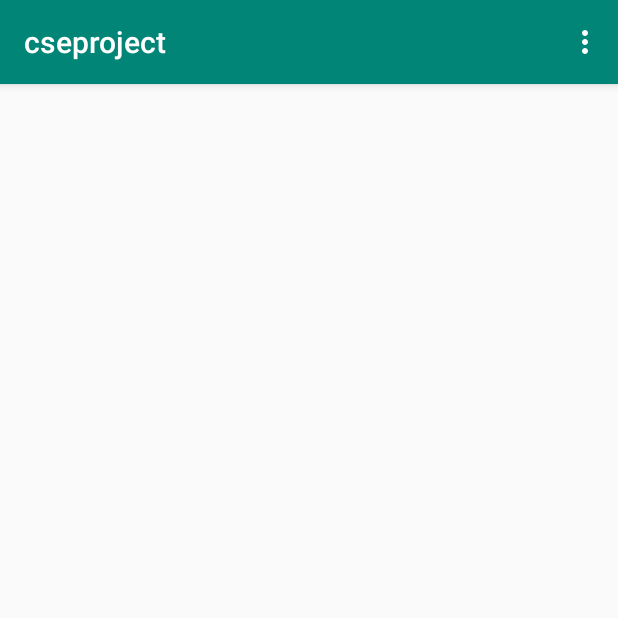
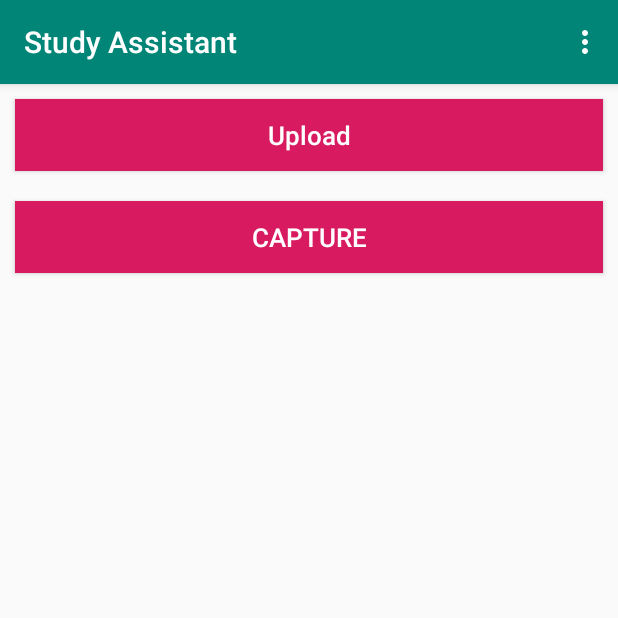
Before and after one commit to Ashraful-Kalam-Abid/cse299, an Android app: the Afterlogin screen opened directly, with no data from a screen before it, on a phone screen of 412 x 824 dp, the top half of it. Run offline under Robolectric (Android 15) with nearby library versions, the phone set to English and light mode, and no system bars; our stand-ins replace Firebase (no records; nobody signed in at launch, a user with empty details on screens opened directly).

Commit message:
OCR by camera

```diff
--- a/app/build.gradle
+++ b/app/build.gradle
@@ -1,4 +1,5 @@
 apply plugin: 'com.android.application'
+apply plugin: 'com.google.gms.google-services'
 
 android {
     compileSdkVersion 29
@@ -30,6 +31,8 @@ dependencies {
     implementation 'com.android.support.test:runner:1.0.2'
     implementation 'com.google.firebase:firebase-auth:19.3.0'
     implementation 'com.google.firebase:firebase-storage:19.1.1'
+    implementation 'com.google.android.gms:play-services-auth:17.0.0'
+
 
     implementation 'com.google.firebase:firebase-database:19.2.1'
     implementation 'com.google.firebase:firebase-messaging:20.1.3'
--- a/app/src/main/AndroidManifest.xml
+++ b/app/src/main/AndroidManifest.xml
@@ -9,6 +9,7 @@
         android:required="true" />
 
     <uses-permission android:name="android.permission.WRITE_EXTERNAL_STORAGE" />
+
 
     <application
         android:allowBackup="true"
--- a/app/src/main/java/com/example/cseproject/Afterlogin.java
+++ b/app/src/main/java/com/example/cseproject/Afterlogin.java
@@ -39,8 +39,32 @@ public class Afterlogin extends AppCompatActivity {
         super.onCreate(savedInstanceState);
         mAuth=FirebaseAuth.getInstance();
         setContentView(R.layout.activity_afterlogin);
+        Button  uploadBtn=findViewById(R.id.upload);
+        CaptureImageButton=findViewById(R.id.capture);
 
 
+        mtextView=findViewById(R.id.text);
+        //capture Option
+        CaptureImageButton.setOnClickListener(new View.OnClickListener() {
+            @Override
+            public void onClick(View v) {
+                dispatchTakePictureIntent();
+
+            }
+        });
+
+        //upload optionm
+
+        uploadBtn.setOnClickListener(new View.OnClickListener() {
+            @Override
+            public void onClick(View v) {
+                Intent intent =new Intent();
+                intent.setAction(Intent.ACTION_PICK);
+                intent.setType("image/*");
+                startActivityForResult(intent,100);
+
+            }
+        });
 
     }
     //sign Out
@@ -50,14 +74,89 @@ public class Afterlogin extends AppCompatActivity {
         getMenuInflater().inflate(R.menu.manu_layout,menu);
         return super.onCreateOptionsMenu(menu);
     }
+
+
     @Override
     public boolean onOptionsItemSelected(@NonNull MenuItem item) {
-        if (item.getItemId() == R.id.signOutMenuId) {
+        if(item.getItemId()==R.id.signOutMenuId){
             FirebaseAuth.getInstance().signOut();
             finish();
-            Intent intent = new Intent(getApplicationContext(), MainActivity.class);
+            Intent intent =new Intent(getApplicationContext(),MainActivity.class);
             startActivity(intent);
         }
+
         return super.onOptionsItemSelected(item);
+    }
+    //Camera Related Code
 
-    }}
+    private void dispatchTakePictureIntent() {
+        Intent intent = new Intent(MediaStore.ACTION_IMAGE_CAPTURE);
+
+        if (intent.resolveActivity(getPackageManager()) != null) {
+            startActivityForResult(intent,101);
+
+        }
+    }
+    @Override
+    protected void onActivityResult(int requestCode, int resultCode, @Nullable Intent data) {
+        super.onActivityResult(requestCode, resultCode, data);
+        try{
+            if(requestCode==101 && resultCode==RESULT_OK){
+                //mtextView.setText("I am here right now frans");
+                Bundle extras=data.getExtras();
+                Bitmap imageBitmap=(Bitmap) extras.get("data");
+                FirebaseVisionImage image= FirebaseVisionImage.fromBitmap(imageBitmap);
+                FirebaseVisionTextRecognizer recognizer=FirebaseVision.getInstance().getOnDeviceTextRecognizer();
+
+                recognizer.processImage(image).addOnSuccessListener(new OnSuccessListener<FirebaseVisionText>() {
+                    @Override
+                    public void onSuccess(FirebaseVisionText firebaseVisionText) {
+                        mtextView.setText("");
+
+                        String text=firebaseVisionText.getText() ;
+                        mtextView.append(text);
+                        /*if (text.isEmpty()){
+                            mtextView.append("No text found");
+                        }
+
+                        else{
+
+                            for (FirebaseVisionText.TextBlock block : firebaseVisionText.getTextBlocks()) {
+                                mtextView.append("\n \n" + block.getText());
+                            }
+                        }*/
+                    }
+                });
+
+            }
+            else if(requestCode==100 && resultCode==RESULT_OK) {
+                {
+                    FirebaseVisionImage image = FirebaseVisionImage.fromFilePath(Afterlogin.this, data.getData());
+                    FirebaseVisionTextRecognizer recognizer = FirebaseVision.getInstance().getOnDeviceTextRecognizer();
+                    mtextView.append("hi i am here");
+                    recognizer.processImage(image).addOnSuccessListener(new OnSuccessListener<FirebaseVisionText>() {
+                        @Override
+                        public void onSuccess(FirebaseVisionText firebaseVisionText) {
+                            String text = firebaseVisionText.getText();
+                            mtextView.setText("");
+                            if (text.isEmpty()) {
+                                mtextView.append("No text found");
+                            } else {
+
+                                for (FirebaseVisionText.TextBlock block : firebaseVisionText.getTextBlocks()) {
+
+                                    mtextView.append("\n \n" + block.getText());
+
+                                }
+                            }
+                        }
+                    });
+
+                }
+            }
+        }
+        catch (IOException e) {
+            e.printStackTrace();
+        }
+    }
+}
--- a/app/src/main/java/com/example/cseproject/User.java
+++ b/app/src/main/java/com/example/cseproject/User.java
@@ -5,7 +5,7 @@ public class User {
 
     public User(){}
 
-    public User(String name, String email, String phone, String type) {
+    public User(String name, String email, String phone,String type) {
         this.name = name;
         this.email = email;
         this.phone = phone;
--- a/app/src/main/res/layout/activity_afterlogin.xml
+++ b/app/src/main/res/layout/activity_afterlogin.xml
@@ -6,4 +6,40 @@
     android:layout_height="match_parent"
     tools:context=".MainActivity">
 
+
+    <Button
+        android:id="@+id/upload"
+        android:layout_width="match_parent"
+        android:layout_height="wrap_content"
+        android:layout_margin="10dp"
+        android:background="@color/colorAccent"
+        android:text="Upload"
+        android:textAllCaps="false"
+        android:textColor="@android:color/white"
+        android:textSize="17dp" />
+    <Button
+        android:id="@+id/capture"
+        android:layout_width="match_parent"
+        android:layout_height="wrap_content"
+        android:layout_margin="10dp"
+        android:background="@color/colorAccent"
+        android:text="Capture"
+        android:textColor="@android:color/white"
+        android:textSize="17dp"
+        android:layout_below="@+id/upload"
+        />
+
+
+    <TextView
+        android:layout_width="wrap_content"
+        android:layout_height="wrap_content"
+        android:id="@+id/text"
+        android:textSize="16sp"
+        android:layout_below="@+id/capture"
+        android:layout_centerHorizontal="true"
+        android:layout_margin="20dp"
+        />
+
+
+
 </RelativeLayout>
--- a/app/src/main/res/menu/manu_layout.xml
+++ b/app/src/main/res/menu/manu_layout.xml
@@ -6,4 +6,5 @@
         />
 
 
+
 </menu>
--- a/app/src/main/res/values/strings.xml
+++ b/app/src/main/res/values/strings.xml
@@ -1,5 +1,5 @@
 <resources>
-    <string name="app_name">cseproject</string>
+    <string name="app_name">Study Assistant</string>
     <string-array name="UserType">
         <item>Teacher</item>
         <item>Student</item>
```
Also changed, not shown: app/src/main/java/com/example/cseproject/MainActivity.java (+69 -0 lines), app/src/main/res/layout/activity_main.xml (+9 -2 lines), 1 other file.
